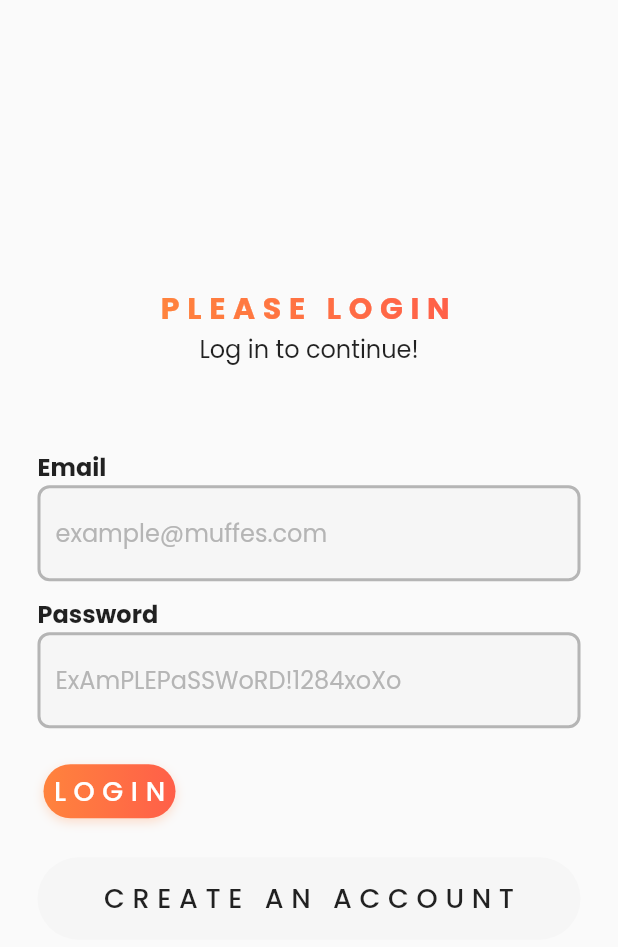
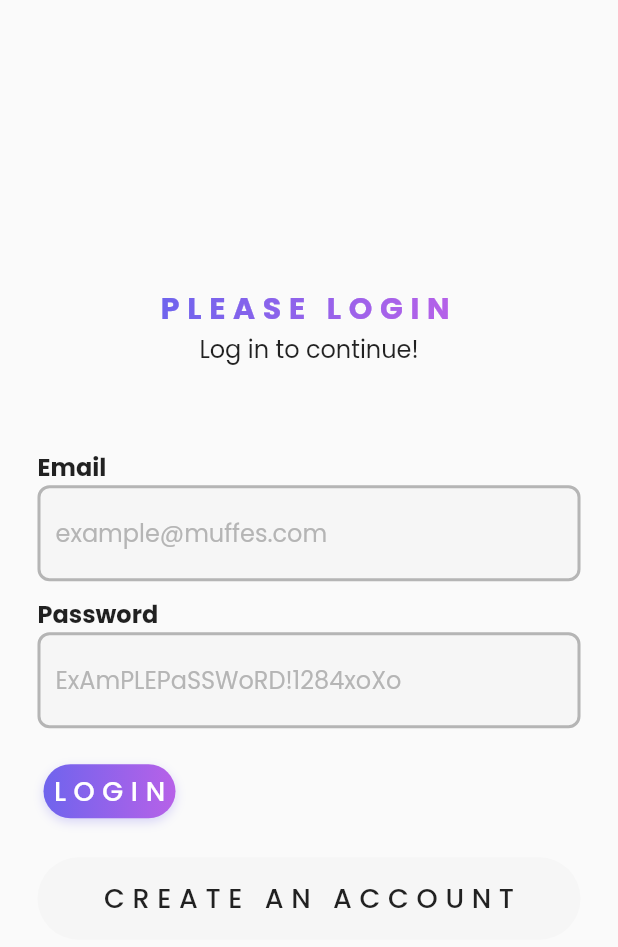
Before and after one commit to suggestied/MuffesApp, a Flutter app: the screen it shows after launch, on a phone screen of 412 x 824 dp. Shown: the top 947 px of the screen. Run offline on Flutter 3.47's test engine with Material 2 defaults, Android fonts, the phone set to English and light mode, and no system bars; drawn by our look-alikes of gradient_widgets; our stand-ins replace cached_network_image, camera, carousel_slider, flutter_feather_icons, google_fonts, image_picker and 1 more.

Commit message:
Changed colors

```diff
--- a/lib/screens/login/login.dart
+++ b/lib/screens/login/login.dart
@@ -62,7 +62,8 @@ class _LoginState extends State<Login> {
                           alignment: Alignment.bottomCenter,
                           child: GradientText(
                             "PLEASE LOGIN",
-                            gradient: customStyle().orangeGradientNotShaders,
+                            gradient:
+                                customStyle().bluePurpleGradientNotShaders,
                             style: TextStyle(
                                 fontSize: 20,
                                 fontWeight: FontWeight.bold,
@@ -222,9 +223,9 @@ class _LoginState extends State<Login> {
                                               }
                                             },
                                             gradient: customStyle()
-                                                .orangeGradientNotShaders,
+                                                .bluePurpleGradientNotShaders,
                                             shadowColor: customStyle()
-                                                .orangeGradientNotShaders
+                                                .bluePurpleGradientNotShaders
                                                 .colors
                                                 .first
                                                 .withOpacity(0.25),
--- a/lib/screens/profile/editProfile.dart
+++ b/lib/screens/profile/editProfile.dart
@@ -212,9 +212,9 @@ class _EditProfileState extends State<EditProfile> {
                             ),
                           ),
                           callback: () {},
-                          gradient: customStyle().orangeGradientNotShaders,
+                          gradient: customStyle().bluePurpleGradientNotShaders,
                           shadowColor: customStyle()
-                              .orangeGradientNotShaders
+                              .bluePurpleGradientNotShaders
                               .colors
                               .first
                               .withOpacity(0.25),
--- a/lib/utils/colors.dart
+++ b/lib/utils/colors.dart
@@ -1,36 +1,36 @@
 import 'package:flutter/material.dart';
 
 class customStyle {
-  final primaryColor = Color.fromRGBO(255, 95, 73, 1);
+  final primaryColor = Color.fromRGBO(111, 100, 237, 1);
   final secondaryColor = Color.fromRGBO(246, 246, 246, 1);
   final disabledColor = Color.fromRGBO(181, 181, 181, 1);
   final darkGrayColor = Color.fromRGBO(22, 22, 22, 1);
   final lightColor = Color.fromRGBO(250, 250, 250, 1);
-  final orangeColor = Color.fromRGBO(255, 95, 73, 1);
+  final blueColor = Color.fromRGBO(133, 123, 189, 1);
   final kindaLightColor = Color.fromRGBO(232, 232, 232, 1);
 
-  final Shader orangeGradient = LinearGradient(
-    colors: [Color.fromRGBO(255, 131, 61, 1), Color.fromRGBO(255, 95, 73, 1)],
+  final Shader bluePurpleGradient = LinearGradient(
+    colors: [Color.fromRGBO(111, 100, 237, 1), Color.fromRGBO(183, 97, 232, 1)],
   ).createShader(Rect.fromLTWH(0.0, 0.0, 200.0, 70.0));
 
-  final orangeGradientNotShaders = LinearGradient(
-      colors: [Color.fromRGBO(255, 131, 61, 1), Color.fromRGBO(255, 95, 73, 1)],
-      begin: Alignment.centerLeft,
-      end: Alignment.centerRight);
+  final bluePurpleGradientNotShaders = LinearGradient(colors: [
+    Color.fromRGBO(111, 100, 237, 1),
+    Color.fromRGBO(183, 97, 232, 1)
+  ], begin: Alignment.centerLeft, end: Alignment.centerRight);
 
   Map<int, Color> primaryColorMaterial = {
-    50: Color.fromRGBO(255, 95, 73, .1),
-    100: Color.fromRGBO(255, 95, 73, .2),
-    200: Color.fromRGBO(255, 95, 73, .3),
-    300: Color.fromRGBO(255, 95, 73, .4),
-    400: Color.fromRGBO(255, 95, 73, .5),
-    500: Color.fromRGBO(255, 95, 73, .6),
-    600: Color.fromRGBO(255, 95, 73, .7),
-    700: Color.fromRGBO(255, 95, 73, .8),
-    800: Color.fromRGBO(255, 95, 73, .9),
-    900: Color.fromRGBO(255, 95, 73, 1),
+    50: Color.fromRGBO(133, 123, 189, .1),
+    100: Color.fromRGBO(133, 123, 189, .2),
+    200: Color.fromRGBO(133, 123, 189, .3),
+    300: Color.fromRGBO(133, 123, 189, .4),
+    400: Color.fromRGBO(133, 123, 189, .5),
+    500: Color.fromRGBO(133, 123, 189, .6),
+    600: Color.fromRGBO(133, 123, 189, .7),
+    700: Color.fromRGBO(133, 123, 189, .8),
+    800: Color.fromRGBO(133, 123, 189, .9),
+    900: Color.fromRGBO(133, 123, 189, 1),
   };
 }
 
 MaterialColor primaryColor =
-    MaterialColor(0xFFFF5F49, customStyle().primaryColorMaterial);
+    MaterialColor(0xFF857bbd, customStyle().primaryColorMaterial);
--- a/lib/utils/components/page.dart
+++ b/lib/utils/components/page.dart
@@ -34,7 +34,8 @@ class PageDesign extends StatelessWidget {
                 pageTitle,
                 style: new TextStyle(
                     fontSize: 36.0,
-                    foreground: Paint()..shader = customStyle().orangeGradient),
+                    foreground: Paint()
+                      ..shader = customStyle().bluePurpleGradient),
               ),
               actions: [
                 actionChildren,
--- a/lib/utils/components/post.dart
+++ b/lib/utils/components/post.dart
@@ -106,6 +106,8 @@ class MuffesPost extends StatelessWidget {
                             color: customStyle().secondaryColor,
                             width: MediaQuery.of(context).size.width,
                             child: CachedNetworkImage(
+                                width: MediaQuery.of(context).size.width / 2,
+                                height: MediaQuery.of(context).size.height / 2,
                                 imageUrl:
                                     "https://api.muffes.com/v1/post/$id/$i",
                                 imageBuilder: (context, imageProvider) =>
--- a/pubspec.yaml
+++ b/pubspec.yaml
@@ -1,5 +1,5 @@
 name: muffesapp
-description: A new Flutter project.
+description: Muffes mobile app
 
 # The following line prevents the package from being accidentally published to
 # pub.dev using `pub publish`. This is preferred for private packages.
@@ -38,6 +38,7 @@ dependencies:
   # The following adds the Cupertino Icons font to your application.
   # Use with the CupertinoIcons class for iOS style icons.
   cupertino_icons: ^1.0.0
+  image_picker: ^0.6.7+22
 
 dev_dependencies:
   flutter_test:
```
Also changed, not shown: lib/screens/post/newPost.dart (+18 -53 lines), lib/screens/profile/posts.dart (+13 -6 lines), lib/screens/profile/profile.dart (+26 -14 lines), lib/screens/register/register.dart (+4 -3 lines), pubspec.lock.
